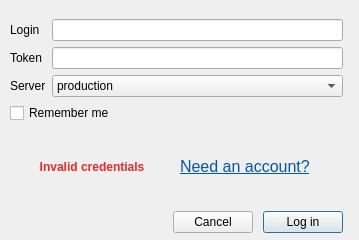
Above: mapflow/static/ui/login_dialog.ui from Geoalert/mapflow-qgis before the change. Below: the same form after it.
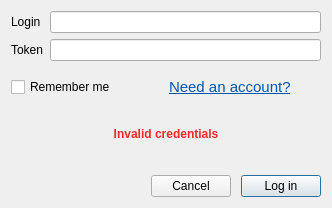
That is the form after the change. Icons and pictures are not drawn. Custom widgets are drawn as their Qt base class.

Commit message:
Select server via QGIS globals
The 'server' dropdown list in now gone from the login dialog bc regular users
aren't supposed to select one.
Admins can now set a global variable 'mapflow_env' in QGIS.

The edit to the form file:
```diff
--- a/mapflow/static/ui/login_dialog.ui
+++ b/mapflow/static/ui/login_dialog.ui
@@ -9,8 +9,8 @@
    <rect>
     <x>0</x>
     <y>0</y>
-    <width>359</width>
-    <height>240</height>
+    <width>332</width>
+    <height>208</height>
    </rect>
   </property>
   <property name="sizePolicy">
@@ -19,18 +19,6 @@
     <verstretch>0</verstretch>
    </sizepolicy>
   </property>
-  <property name="minimumSize">
-   <size>
-    <width>359</width>
-    <height>240</height>
-   </size>
-  </property>
-  <property name="maximumSize">
-   <size>
-    <width>359</width>
-    <height>240</height>
-   </size>
-  </property>
   <property name="windowTitle">
    <string>Mapflow - Log In</string>
   </property>
@@ -47,19 +35,8 @@
   <property name="modal">
    <bool>true</bool>
   </property>
-  <widget class="QWidget" name="layoutWidget">
-   <property name="geometry">
-    <rect>
-     <x>10</x>
-     <y>19</y>
-     <width>333</width>
-     <height>214</height>
-    </rect>
-   </property>
-   <layout class="QVBoxLayout" name="verticalLayout_2">
-    <item>
-     <layout class="QVBoxLayout" name="verticalLayout">
-      <item>
+  <layout class="QGridLayout" name="gridLayout">
+   <item row="0" column="0">
        <layout class="QFormLayout" name="formLayout">
         <item row="0" column="0">
          <widget class="QLabel" name="loginLabel">
@@ -98,39 +75,42 @@
           </property>
          </widget>
         </item>
-        <item row="2" column="0">
-         <widget class="QLabel" name="serverLabel">
+    </layout>
+   </item>
+   <item row="1" column="0">
+    <layout class="QHBoxLayout" name="horizontalLayout">
+     <item>
+      <widget class="QCheckBox" name="rememberMe">
           <property name="text">
-           <string>Server</string>
+        <string>Remember me</string>
           </property>
          </widget>
         </item>
-        <item row="2" column="1">
-         <widget class="QComboBox" name="serverCombo">
           <item>
+      <widget class="QLabel" name="needAnAccount">
+       <property name="font">
+        <font>
+         <pointsize>11</pointsize>
+         <kerning>true</kerning>
+        </font>
+       </property>
            <property name="text">
-            <string>production</string>
+        <string>&lt;html&gt;&lt;head/&gt;&lt;body&gt;&lt;p&gt;&lt;a href=&quot;https://mapflow.ai&quot;&gt;&lt;span style=&quot; text-decoration: underline; color:#0057ae;&quot;&gt;Need an account?&lt;/span&gt;&lt;/a&gt;&lt;/p&gt;&lt;/body&gt;&lt;/html&gt;</string>
            </property>
-          </item>
-          <item>
-           <property name="text">
-            <string>staging</string>
+       <property name="textFormat">
+        <enum>Qt::AutoText</enum>
            </property>
-          </item>
-         </widget>
-        </item>
-        <item row="3" column="0" colspan="2">
-         <widget class="QCheckBox" name="rememberMe">
-          <property name="text">
-           <string>Remember me</string>
+       <property name="wordWrap">
+        <bool>true</bool>
+       </property>
+       <property name="openExternalLinks">
+        <bool>true</bool>
           </property>
          </widget>
         </item>
        </layout>
       </item>
-      <item>
-       <layout class="QHBoxLayout" name="layoutInfo">
-        <item>
+   <item row="2" column="0">
          <widget class="QLabel" name="invalidCredentialsMessage">
           <property name="font">
            <font>
@@ -164,34 +144,11 @@
           </property>
          </widget>
         </item>
-        <item>
-         <widget class="QLabel" name="needAnAccount">
-          <property name="font">
-           <font>
-            <pointsize>12</pointsize>
-            <kerning>true</kerning>
-           </font>
-          </property>
-          <property name="text">
-           <string>&lt;html&gt;&lt;head/&gt;&lt;body&gt;&lt;p&gt;&lt;a href=&quot;https://mapflow.ai&quot;&gt;&lt;span style=&quot; text-decoration: underline; color:#0057ae;&quot;&gt;Need an account?&lt;/span&gt;&lt;/a&gt;&lt;/p&gt;&lt;/body&gt;&lt;/html&gt;</string>
-          </property>
-          <property name="textFormat">
-           <enum>Qt::AutoText</enum>
-          </property>
-          <property name="wordWrap">
-           <bool>true</bool>
-          </property>
-          <property name="openExternalLinks">
-           <bool>true</bool>
-          </property>
-         </widget>
-        </item>
-       </layout>
-      </item>
-     </layout>
-    </item>
-    <item>
+   <item row="3" column="0">
      <layout class="QHBoxLayout" name="layoutButtons">
+     <property name="topMargin">
+      <number>15</number>
+     </property>
       <item>
        <spacer name="horizontalSpacer">
         <property name="orientation">
@@ -259,7 +216,6 @@
      </layout>
     </item>
    </layout>
-  </widget>
  </widget>
  <customwidgets>
   <customwidget>
```
Left out of the diff: 3 changed lines with no effect on the pictures. The commit also changes 1 other file.
